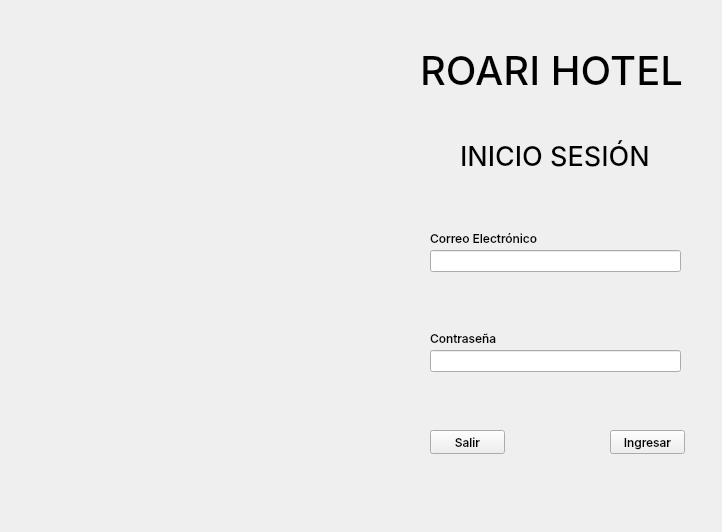
Before: the Qt Designer form project1/views/ui/login.ui in Alex300VA24/projectHotel, drawn with Qt 5.
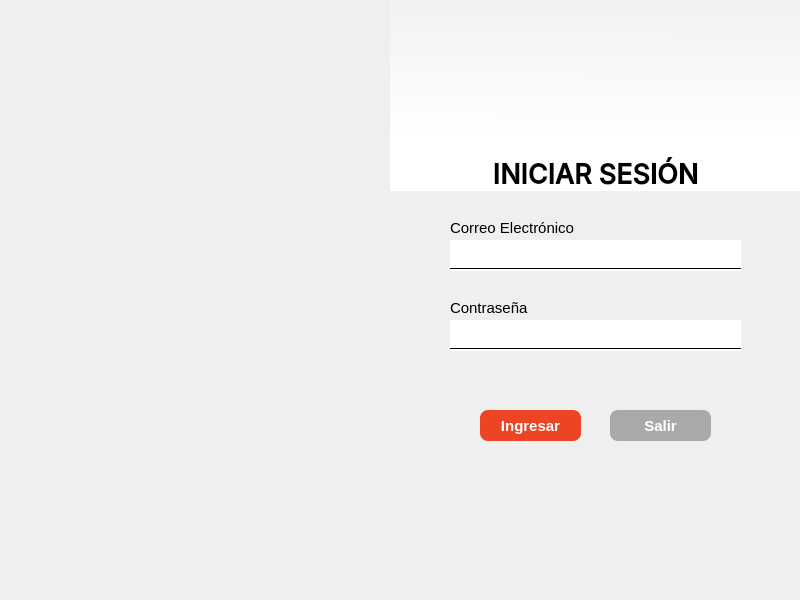
After: the same form once the commit is applied. Icons and pictures are not drawn.

Diff of the .ui file:
```diff
--- a/project1/views/ui/login.ui
+++ b/project1/views/ui/login.ui
@@ -2,168 +2,506 @@
 <ui version="4.0">
  <class>Form</class>
  <widget class="QWidget" name="Form">
+  <property name="enabled">
+   <bool>true</bool>
+  </property>
   <property name="geometry">
    <rect>
     <x>0</x>
     <y>0</y>
-    <width>722</width>
-    <height>532</height>
+    <width>800</width>
+    <height>600</height>
    </rect>
   </property>
+  <property name="font">
+   <font>
+    <family>Tahoma</family>
+   </font>
+  </property>
   <property name="windowTitle">
    <string>Form</string>
   </property>
-  <widget class="QLabel" name="label">
+  <property name="styleSheet">
+   <string notr="true">Qwidget{
+background-color: qlineargradient(spread:pad, x1:0.965909, y1:0.04, x2:0, y2:1, stop:0 rgba(242, 242, 242, 255), stop:1 rgba(255, 255, 255, 255));
+}
+</string>
+  </property>
+  <widget class="QLabel" name="label_6">
    <property name="geometry">
     <rect>
-     <x>0</x>
-     <y>0</y>
-     <width>361</width>
-     <height>531</height>
+     <x>550</x>
+     <y>70</y>
+     <width>91</width>
+     <height>91</height>
     </rect>
    </property>
    <property name="text">
     <string/>
    </property>
    <property name="pixmap">
-    <pixmap>../../resources/images/hotel_imagen.jpg</pixmap>
+    <pixmap>../../resources/images/logo.jpg</pixmap>
    </property>
    <property name="scaledContents">
     <bool>true</bool>
    </property>
   </widget>
-  <widget class="QLabel" name="label_2">
+  <widget class="QFrame" name="frame_2">
    <property name="geometry">
     <rect>
-     <x>420</x>
-     <y>30</y>
-     <width>281</width>
-     <height>81</height>
+     <x>450</x>
+     <y>260</y>
+     <width>291</width>
+     <height>16</height>
     </rect>
    </property>
+   <property name="styleSheet">
+    <string notr="true"/>
+   </property>
+   <property name="frameShape">
+    <enum>QFrame::HLine</enum>
+   </property>
+   <property name="frameShadow">
+    <enum>QFrame::Plain</enum>
+   </property>
+   <property name="lineWidth">
+    <number>1</number>
+   </property>
+  </widget>
+  <widget class="QPushButton" name="btn_salir">
+   <property name="enabled">
+    <bool>true</bool>
+   </property>
+   <property name="geometry">
+    <rect>
+     <x>480</x>
+     <y>410</y>
+     <width>101</width>
+     <height>31</height>
+    </rect>
+   </property>
    <property name="font">
     <font>
-     <family>Inter Medium</family>
-     <pointsize>30</pointsize>
-     <italic>false</italic>
+     <family>Tahoma</family>
+     <pointsize>11</pointsize>
+     <bold>true</bold>
     </font>
    </property>
+   <property name="styleSheet">
+    <string notr="true">QPushButton {
+    background-color: #EC4424; /* Rojo */
+    color: #FFFFFF; /* Texto blanco */
+    border-radius: 8px; /* Bordes redondeados opcionales */
+    font-weight: bold; /* Negrita opcional */
+}
+
+QPushButton:hover {
+    background-color: #FF5733; /* Rojo más claro en hover */
+}
+</string>
+   </property>
    <property name="text">
-    <string>ROARI HOTEL</string>
+    <string>Ingresar</string>
    </property>
   </widget>
-  <widget class="QLabel" name="label_3">
+  <widget class="QLineEdit" name="txt_contrasena">
    <property name="geometry">
     <rect>
-     <x>460</x>
-     <y>140</y>
-     <width>191</width>
+     <x>450</x>
+     <y>320</y>
+     <width>291</width>
      <height>31</height>
     </rect>
    </property>
    <property name="font">
     <font>
-     <family>Inter Medium</family>
-     <pointsize>20</pointsize>
-     <bold>false</bold>
+     <family>Tahoma</family>
+     <pointsize>10</pointsize>
     </font>
    </property>
-   <property name="text">
-    <string>INICIO SESIÓN</string>
+   <property name="styleSheet">
+    <string notr="true">background-color: rgb(255, 255, 255);</string>
+   </property>
+   <property name="frame">
+    <bool>false</bool>
+   </property>
+  </widget>
+  <widget class="QFrame" name="frame_3">
+   <property name="geometry">
+    <rect>
+     <x>450</x>
+     <y>340</y>
+     <width>291</width>
+     <height>16</height>
+    </rect>
+   </property>
+   <property name="styleSheet">
+    <string notr="true"/>
+   </property>
+   <property name="frameShape">
+    <enum>QFrame::HLine</enum>
+   </property>
+   <property name="frameShadow">
+    <enum>QFrame::Plain</enum>
+   </property>
+   <property name="lineWidth">
+    <number>1</number>
    </property>
   </widget>
   <widget class="QLineEdit" name="txt_correo">
    <property name="geometry">
     <rect>
-     <x>430</x>
-     <y>250</y>
-     <width>251</width>
-     <height>22</height>
+     <x>450</x>
+     <y>240</y>
+     <width>291</width>
+     <height>31</height>
     </rect>
    </property>
+   <property name="font">
+    <font>
+     <family>Tahoma</family>
+     <pointsize>10</pointsize>
+    </font>
+   </property>
+   <property name="styleSheet">
+    <string notr="true">background-color: rgb(255, 255, 255);
+border-color: rgb(255, 255, 255);
+border-bottom-color: rgb(51, 51, 51);</string>
+   </property>
+   <property name="frame">
+    <bool>false</bool>
+   </property>
   </widget>
   <widget class="QLabel" name="label_4">
    <property name="geometry">
     <rect>
-     <x>430</x>
-     <y>230</y>
-     <width>111</width>
+     <x>450</x>
+     <y>220</y>
+     <width>151</width>
      <height>16</height>
     </rect>
    </property>
    <property name="font">
     <font>
-     <family>Inter Medium</family>
+     <family>Tahoma</family>
+     <pointsize>11</pointsize>
+     <bold>false</bold>
     </font>
    </property>
    <property name="text">
     <string>Correo Electrónico</string>
    </property>
   </widget>
+  <widget class="QLabel" name="label_3">
+   <property name="geometry">
+    <rect>
+     <x>390</x>
+     <y>0</y>
+     <width>411</width>
+     <height>191</height>
+    </rect>
+   </property>
+   <property name="font">
+    <font>
+     <family>Inter Medium</family>
+     <pointsize>20</pointsize>
+     <bold>true</bold>
+    </font>
+   </property>
+   <property name="mouseTracking">
+    <bool>false</bool>
+   </property>
+   <property name="styleSheet">
+    <string notr="true">background-color: qlineargradient(spread:pad, x1:0.514, y1:0.0343182, x2:0.500554, y2:0.727, stop:0 rgba(242, 242, 242, 255), stop:1 rgba(255, 255, 255, 255));</string>
+   </property>
+   <property name="text">
+    <string>INICIAR SESIÓN</string>
+   </property>
+   <property name="alignment">
+    <set>Qt::AlignBottom|Qt::AlignHCenter</set>
+   </property>
+  </widget>
+  <widget class="QLabel" name="label">
+   <property name="geometry">
+    <rect>
+     <x>0</x>
+     <y>0</y>
+     <width>391</width>
+     <height>601</height>
+    </rect>
+   </property>
+   <property name="text">
+    <string/>
+   </property>
+   <property name="pixmap">
+    <pixmap>../../resources/images/hotel_imagen.jpg</pixmap>
+   </property>
+   <property name="scaledContents">
+    <bool>true</bool>
+   </property>
+  </widget>
   <widget class="QLabel" name="label_5">
    <property name="geometry">
     <rect>
-     <x>430</x>
-     <y>330</y>
-     <width>71</width>
+     <x>450</x>
+     <y>300</y>
+     <width>101</width>
      <height>16</height>
     </rect>
    </property>
    <property name="font">
     <font>
-     <family>Inter Medium</family>
+     <family>Tahoma</family>
+     <pointsize>11</pointsize>
+     <bold>false</bold>
     </font>
    </property>
    <property name="text">
     <string>Contraseña</string>
    </property>
   </widget>
-  <widget class="QLineEdit" name="txt_contrasena">
-   <property name="geometry">
-    <rect>
-     <x>430</x>
-     <y>350</y>
-     <width>251</width>
-     <height>22</height>
-    </rect>
-   </property>
-  </widget>
-  <widget class="QPushButton" name="btn_salir">
-   <property name="geometry">
-    <rect>
-     <x>430</x>
-     <y>430</y>
-     <width>75</width>
-     <height>24</height>
-    </rect>
-   </property>
-   <property name="font">
-    <font>
-     <family>Inter Medium</family>
-    </font>
-   </property>
-   <property name="text">
-    <string>Salir</string>
-   </property>
-  </widget>
   <widget class="QPushButton" name="btn_ingresar">
    <property name="geometry">
     <rect>
      <x>610</x>
-     <y>430</y>
-     <width>75</width>
-     <height>24</height>
+     <y>410</y>
+     <width>101</width>
+     <height>31</height>
     </rect>
    </property>
+   <property name="palette">
+    <palette>
+     <active>
+      <colorrole role="WindowText">
+       <brush brushstyle="SolidPattern">
+        <color alpha="255">
+         <red>255</red>
+         <green>255</green>
+         <blue>255</blue>
+        </color>
+       </brush>
+      </colorrole>
+      <colorrole role="Button">
+       <brush brushstyle="SolidPattern">
+        <color alpha="255">
+         <red>169</red>
+         <green>169</green>
+         <blue>169</blue>
+        </color>
+       </brush>
+      </colorrole>
+      <colorrole role="Text">
+       <brush brushstyle="SolidPattern">
+        <color alpha="255">
+         <red>255</red>
+         <green>255</green>
+         <blue>255</blue>
+        </color>
+       </brush>
+      </colorrole>
+      <colorrole role="ButtonText">
+       <brush brushstyle="SolidPattern">
+        <color alpha="255">
+         <red>255</red>
+         <green>255</green>
+         <blue>255</blue>
+        </color>
+       </brush>
+      </colorrole>
+      <colorrole role="Base">
+       <brush brushstyle="SolidPattern">
+        <color alpha="255">
+         <red>169</red>
+         <green>169</green>
+         <blue>169</blue>
+        </color>
+       </brush>
+      </colorrole>
+      <colorrole role="Window">
+       <brush brushstyle="SolidPattern">
+        <color alpha="255">
+         <red>169</red>
+         <green>169</green>
+         <blue>169</blue>
+        </color>
+       </brush>
+      </colorrole>
+      <colorrole role="PlaceholderText">
+       <brush brushstyle="SolidPattern">
+        <color alpha="128">
+         <red>255</red>
+         <green>255</green>
+         <blue>255</blue>
+        </color>
+       </brush>
+      </colorrole>
+     </active>
+     <inactive>
+      <colorrole role="WindowText">
+       <brush brushstyle="SolidPattern">
+        <color alpha="255">
+         <red>255</red>
+         <green>255</green>
+         <blue>255</blue>
+        </color>
+       </brush>
+      </colorrole>
+      <colorrole role="Button">
+       <brush brushstyle="SolidPattern">
+        <color alpha="255">
+         <red>169</red>
+         <green>169</green>
+         <blue>169</blue>
+        </color>
+       </brush>
+      </colorrole>
+      <colorrole role="Text">
+       <brush brushstyle="SolidPattern">
+        <color alpha="255">
+         <red>255</red>
+         <green>255</green>
+         <blue>255</blue>
+        </color>
+       </brush>
+      </colorrole>
+      <colorrole role="ButtonText">
+       <brush brushstyle="SolidPattern">
+        <color alpha="255">
+         <red>255</red>
+         <green>255</green>
+         <blue>255</blue>
+        </color>
+       </brush>
+      </colorrole>
+      <colorrole role="Base">
+       <brush brushstyle="SolidPattern">
+        <color alpha="255">
+         <red>169</red>
+         <green>169</green>
+         <blue>169</blue>
+        </color>
+       </brush>
+      </colorrole>
+      <colorrole role="Window">
+       <brush brushstyle="SolidPattern">
+        <color alpha="255">
+         <red>169</red>
+         <green>169</green>
+         <blue>169</blue>
+        </color>
+       </brush>
+      </colorrole>
+      <colorrole role="PlaceholderText">
+       <brush brushstyle="SolidPattern">
+        <color alpha="128">
+         <red>255</red>
+         <green>255</green>
+         <blue>255</blue>
+        </color>
+       </brush>
+      </colorrole>
+     </inactive>
+     <disabled>
+      <colorrole role="WindowText">
+       <brush brushstyle="SolidPattern">
+        <color alpha="255">
+         <red>255</red>
+         <green>255</green>
+         <blue>255</blue>
+        </color>
+       </brush>
+      </colorrole>
+      <colorrole role="Button">
+       <brush brushstyle="SolidPattern">
+        <color alpha="255">
+         <red>169</red>
+         <green>169</green>
+         <blue>169</blue>
+        </color>
+       </brush>
+      </colorrole>
+      <colorrole role="Text">
+       <brush brushstyle="SolidPattern">
+        <color alpha="255">
+         <red>255</red>
+         <green>255</green>
+         <blue>255</blue>
+        </color>
+       </brush>
+      </colorrole>
+      <colorrole role="ButtonText">
+       <brush brushstyle="SolidPattern">
+        <color alpha="255">
+         <red>255</red>
+         <green>255</green>
+         <blue>255</blue>
+        </color>
+       </brush>
+      </colorrole>
+      <colorrole role="Base">
+       <brush brushstyle="SolidPattern">
+        <color alpha="255">
+         <red>169</red>
+         <green>169</green>
+         <blue>169</blue>
+        </color>
+       </brush>
+      </colorrole>
+      <colorrole role="Window">
+       <brush brushstyle="SolidPattern">
+        <color alpha="255">
+         <red>169</red>
+         <green>169</green>
+         <blue>169</blue>
+        </color>
+       </brush>
+      </colorrole>
+      <colorrole role="PlaceholderText">
+       <brush brushstyle="SolidPattern">
+        <color alpha="128">
+         <red>255</red>
+         <green>255</green>
+         <blue>255</blue>
+        </color>
+       </brush>
+      </colorrole>
+     </disabled>
+    </palette>
+   </property>
    <property name="font">
     <font>
-     <family>Inter Medium</family>
+     <family>Tahoma</family>
+     <pointsize>11</pointsize>
+     <bold>true</bold>
     </font>
    </property>
+   <property name="styleSheet">
+    <string notr="true">QPushButton {
+    background-color: #A9A9A9; /* Gris medio */
+    color: #FFFFFF; /* Texto blanco */
+    border-radius: 8px; /* Bordes redondeados opcionales */
+	font-weight: bold;
+}
+
+QPushButton:hover {
+    background-color: #808080; /* Gris oscuro en hover */
+}</string>
+   </property>
    <property name="text">
-    <string>Ingresar</string>
+    <string>Salir</string>
    </property>
   </widget>
+  <zorder>label_3</zorder>
+  <zorder>label_6</zorder>
+  <zorder>btn_salir</zorder>
+  <zorder>txt_contrasena</zorder>
+  <zorder>frame_3</zorder>
+  <zorder>txt_correo</zorder>
+  <zorder>label_4</zorder>
+  <zorder>label</zorder>
+  <zorder>label_5</zorder>
+  <zorder>btn_ingresar</zorder>
+  <zorder>frame_2</zorder>
  </widget>
  <resources/>
  <connections/>
```
